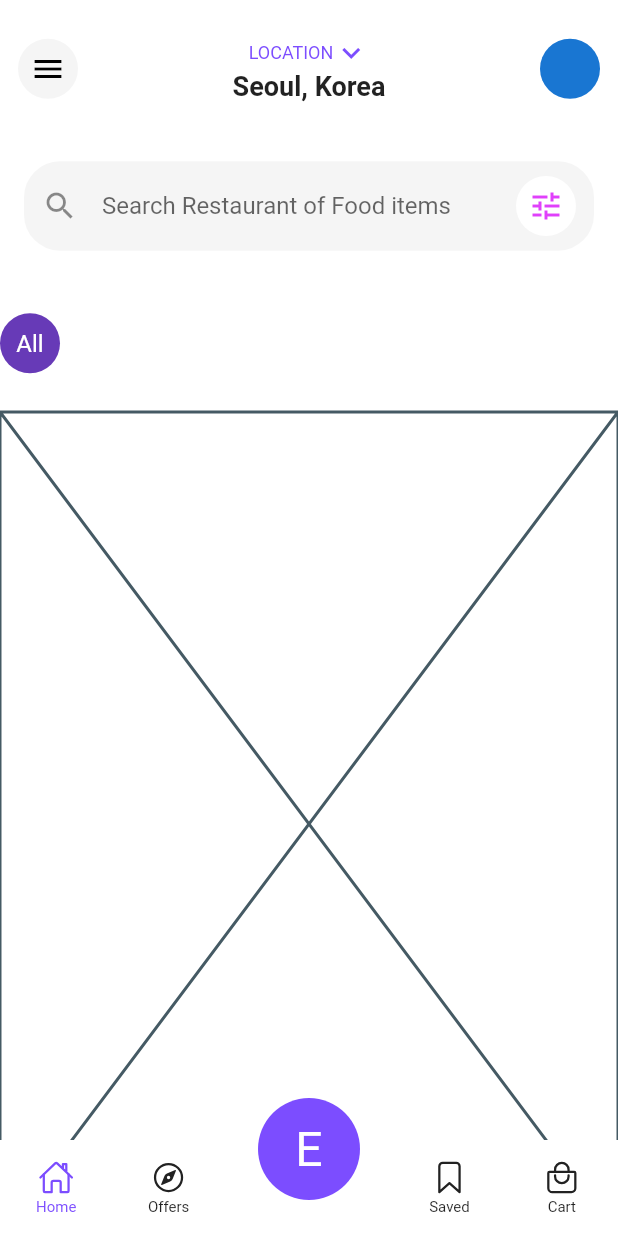
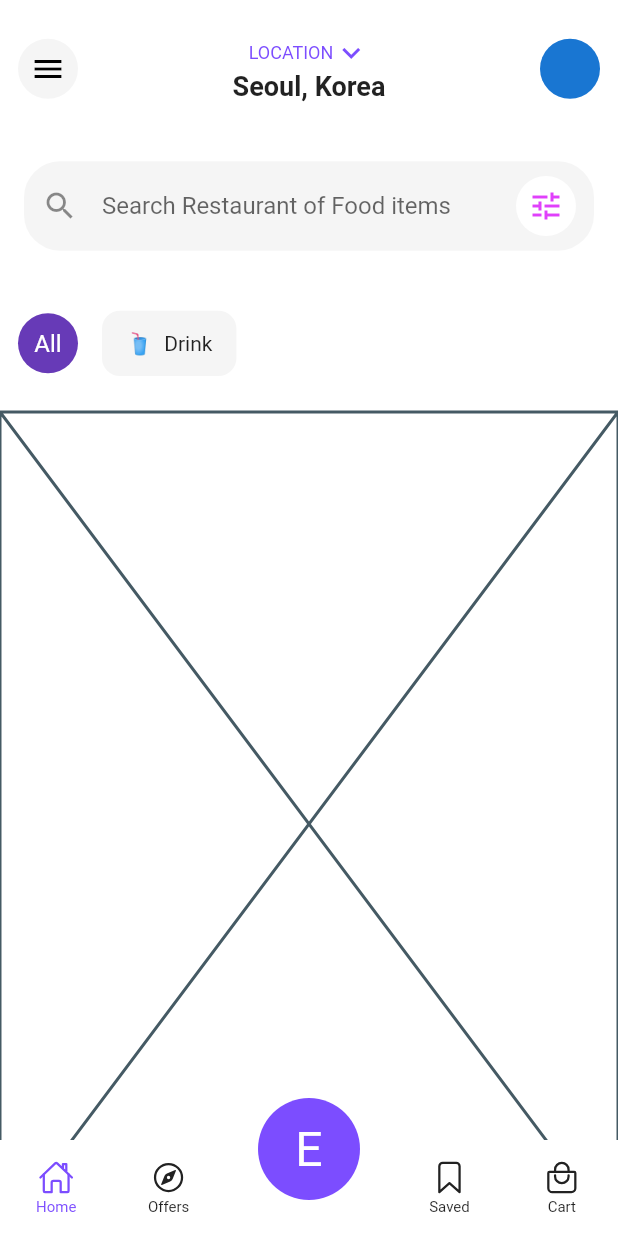
Before and after one commit to JAICHANGPARK/flutter_notebook_18th_story, a Flutter app: the screen it shows after launch, on a phone screen of 412 x 824 dp. Run offline on Flutter 3.47's test engine with Material 2 defaults, Android fonts, the phone set to English and light mode, and no system bars; our stand-ins replace cached_network_image, flutter_riverpod, go_router, ionicons.

Commit message:
Update food_delivery_home_screen.dart

```diff
--- a/lib/ep1054_food_delivery_app/src/ui/food_delivery_home_screen.dart
+++ b/lib/ep1054_food_delivery_app/src/ui/food_delivery_home_screen.dart
@@ -112,6 +112,8 @@ class _FoodDeliveryHomeScreenState extends State<FoodDeliveryHomeScreen> {
                           ),
                         ),
                         Expanded(
+                          child: Padding(
+                            padding: const EdgeInsets.only(left: 12, top: 8, bottom: 8),
                             child: ListView(
                               scrollDirection: Axis.horizontal,
                               children: [
@@ -119,8 +121,26 @@ class _FoodDeliveryHomeScreenState extends State<FoodDeliveryHomeScreen> {
                                   backgroundColor: Colors.deepPurple,
                                   foregroundColor: Colors.white,
                                   child: Text("All"),
+                                ),
+                                Padding(
+                                  padding: const EdgeInsets.symmetric(horizontal: 16, vertical: 16),
+                                  child: Container(
+                                    padding: EdgeInsets.symmetric(horizontal: 16, vertical: 4),
+                                    decoration:
+                                        BoxDecoration(color: Colors.grey[100], borderRadius: BorderRadius.circular(12)),
+                                    child: Row(
+                                      children: [
+                                        Text("🥤"),
+                                        SizedBox(
+                                          width: 8,
+                                        ),
+                                        Text("Drink")
+                                      ],
+                                    ),
+                                  ),
                                 )
                               ],
+                            ),
                           ),
                         ),
                       ],
```
Lines whose indentation alone changed are shown as unchanged.
